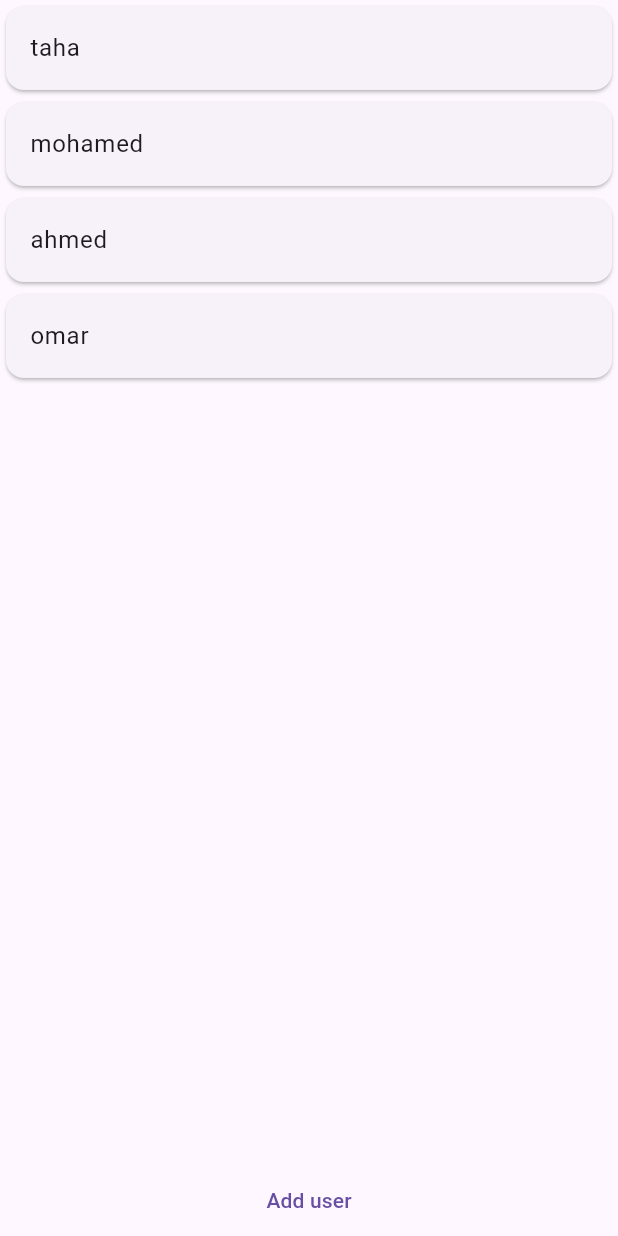
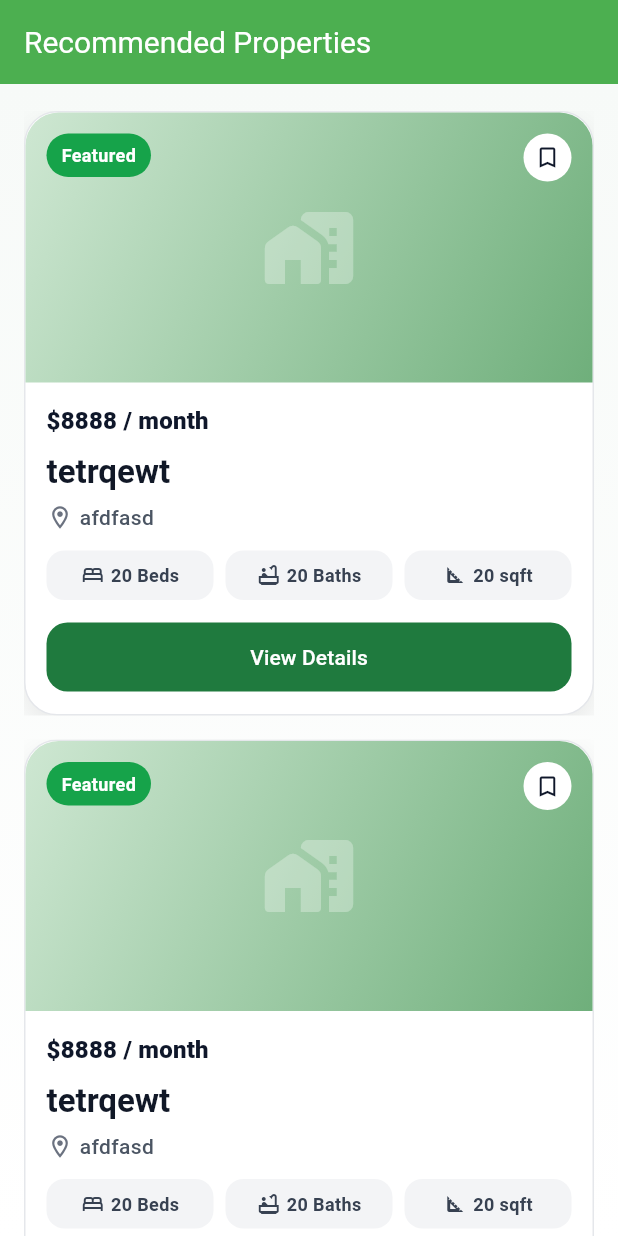
Before and after one commit to Amg2013/nti_repo, a Flutter app: the screen it shows after launch, on a phone screen of 412 x 824 dp. Run offline on Flutter 3.47's test engine with Material 3 defaults, Android fonts, the phone set to English and light mode, and no system bars; our stand-ins replace cloud_firestore, firebase_auth, firebase_core, flutter_bloc; accounts and stored records are empty.

Commit message:
befor-bloc

```diff
--- /dev/null
+++ b/lib/core/app_theme.dart
@@ -0,0 +1,22 @@
+import 'package:flutter/material.dart';
+
+class AppTheme {
+  ///
+  static ThemeData lightTheme = ThemeData(
+    primarySwatch: Colors.green,
+    scaffoldBackgroundColor: Colors.white,
+    appBarTheme: AppBarTheme(
+      backgroundColor: Colors.green,
+      titleTextStyle: TextStyle(color: Colors.white, fontSize: 20),
+    ),
+  );
+
+  static ThemeData darkTheme = ThemeData(
+    primarySwatch: Colors.green,
+    scaffoldBackgroundColor: Colors.black,
+    appBarTheme: AppBarTheme(
+      backgroundColor: Colors.green,
+      titleTextStyle: TextStyle(color: Colors.white, fontSize: 20),
+    ),
+  );
+}
--- /dev/null
+++ b/lib/core/theme_manger/theme_bloc.dart
@@ -0,0 +1,15 @@
+import 'package:flutter_bloc/flutter_bloc.dart';
+import 'package:nti_repo/core/theme_manger/theme_event.dart';
+import 'package:nti_repo/core/theme_manger/theme_states.dart';
+
+class ThemeManagerBloc extends Bloc<ThemeEvent, ThemeStates> {
+  ThemeManagerBloc() : super(LightModeState()) {
+    on<LightModeEvent>((event, emit) {
+
+
+      emit(LightModeState());
+    });
+  }
+
+
+}
--- /dev/null
+++ b/lib/core/theme_manger/theme_event.dart
@@ -0,0 +1,7 @@
+//
+
+sealed class ThemeEvent {}
+
+class LightModeEvent extends ThemeEvent {}
+
+class DarkModeEvent extends ThemeEvent {}
--- /dev/null
+++ b/lib/core/theme_manger/theme_states.dart
@@ -0,0 +1,5 @@
+sealed class ThemeStates {}
+
+class LightModeState extends ThemeStates {}
+
+class DarkModeState extends ThemeStates {}
--- a/lib/features/auth/ui/login_screen.dart
+++ b/lib/features/auth/ui/login_screen.dart
@@ -3,7 +3,7 @@ import 'package:flutter/material.dart';
 import 'package:nti_repo/features/auth/data/models/user_data_class.dart';
 import 'package:nti_repo/features/auth/data/services/firebase_auth_secives.dart';
 import 'package:nti_repo/features/home/ui/home_screen.dart';
-import 'package:nti_repo/features/orders/ui/all_orders_screen.dart';
+import 'package:nti_repo/features/recommended/ui/screens/recommednd_properites.dart';
 
 class LoginScreen extends StatefulWidget {
   const LoginScreen({super.key});
@@ -125,9 +125,9 @@ class _LoginScreenState extends State<LoginScreen> {
   }
 
   void _goToHomeScreen() {
-    Navigator.of(
-      context,
-    ).pushReplacement(MaterialPageRoute(builder: (_) => AllOrdersScreen()));
+    Navigator.of(context).pushReplacement(
+      MaterialPageRoute(builder: (_) => RecommedndProperites()),
+    );
   }
 
   ///
--- /dev/null
+++ b/lib/features/orders/data/firebase_fireftore_services.dart
@@ -0,0 +1,61 @@
+import 'package:cloud_firestore/cloud_firestore.dart';
+
+class FirebaseFirestoreServices {
+   static FirebaseFirestore firebaseFirestore = FirebaseFirestore.instance;
+
+  // create a collection reference
+  CollectionReference getCollectionReference(String collectionPath) {
+    return firebaseFirestore.collection(collectionPath);
+  }
+
+  static CollectionReference get clothes => firebaseFirestore.collection('clothes');
+
+  //
+  static CollectionReference<Map<String, dynamic>> get products =>
+      firebaseFirestore.collection('products');
+
+  ///
+  final user = FirebaseFirestore.instance.collection('users');
+
+  Future<void> addUser(String name, String email) {
+    return user.add({'name': name, 'email': email});
+  }
+
+  // create
+  static addDoc() async {
+    await clothes.add({
+      'brand': 'ZARA',
+      'type': 'Shirts',
+      'price': 1499,
+    });
+  }
+
+  static updateDocOrCreateIfNotExists(String docId) async {
+    await clothes.doc(docId).set({
+      'brand': 'SUTRA',
+      'type': 'Pants',
+      'price': 999,
+    });
+  }
+
+  // read
+  static readDoc(String docId) async {
+    final snapshot = await clothes.doc(docId).get();
+    if (snapshot.exists) {
+      return snapshot.data();
+    } else {
+      print('Document does not exist');
+      return null;
+    }
+  }
+  // update
+  static updateDoc(String docId) async {
+    await clothes.doc(docId).update({
+      'price': 1999,
+    });
+  }
+  // delete
+  static deleteDoc(String docId) async {
+    await clothes.doc(docId).delete();
+  }
+}
--- a/lib/firebase/firestore_service.dart
+++ b/lib/features/orders/data/stanerd_firestore_service.dart
@@ -1,6 +1,6 @@
 import 'package:cloud_firestore/cloud_firestore.dart';
 
-class FirestoreService {
+class StanderdFirestoreService {
   static final FirebaseFirestore _firestore = FirebaseFirestore.instance;
 
   /// CREATE - Add a new document to a collection
--- a/lib/features/orders/ui/all_orders_screen.dart
+++ /dev/null
@@ -1,54 +0,0 @@
-import 'package:flutter/material.dart';
-
-class AllOrdersScreen extends StatefulWidget {
-  int? x;
-
-  List<Widget> list = List.generate(100, (index) => Text('Order $index'));
-  AllOrdersScreen({super.key});
-
-  @override
-  State<AllOrdersScreen> createState() => _AllOrdersScreenState();
-}
-
-class _AllOrdersScreenState extends State<AllOrdersScreen> {
-  @override
-  void initState() {
-    super.initState();
-    Future.delayed(const Duration(seconds: 2)).then(
-      //
-      (value) => setState(() {
-        ///
-        widget.x = 100;
-      }),
-    );
-  }
-
-  final List users = ['taha', 'mohamed', 'ahmed', 'omar'];
-  @override
-  Widget build(BuildContext context) {
-    return Scaffold(
-      body: Stack(
-        children: [
-          Expanded(
-            child: ListView.builder(
-              itemCount: users.length,
-              itemBuilder: (_, i) {
-                return Card(child: ListTile(title: Text(users[i])));
-              },
-            ),
-          ),
-          Align(
-            alignment: Alignment.bottomCenter,
-            child: TextButton(
-              onPressed: () {
-                users.add('Kiro');
-                setState(() {});
-              },
-              child: Text('Add user'),
-            ),
-          ),
-        ],
-      ),
-    );
-  }
-}
--- /dev/null
+++ b/lib/features/recommended/data/models/properites_data_calss.dart
@@ -0,0 +1,40 @@
+import 'package:flutter/material.dart';
+import 'package:nti_repo/features/recommended/ui/widgets/properite_item.dart';
+
+class ProperitesDataCalss {
+  String title;
+  String location;
+  String? price;
+  int? beds;
+  int? baths;
+  int? area;
+  double? rating;
+
+  ProperitesDataCalss({
+    required this.title,
+    required this.location,
+    this.price,
+    this.beds,
+    this.baths,
+    this.area,
+    this.rating,
+  });
+
+  factory ProperitesDataCalss.fromMap(Map<String, dynamic> map) {
+    return ProperitesDataCalss(
+      title: map['title'],
+      location: map['location'],
+      price: map['price'],
+      beds: map['beds'],
+      baths: map['baths'],
+    );
+  }
+
+  factory ProperitesDataCalss.home() {
+    return ProperitesDataCalss(
+      title: 'Palm Residence Apartment',
+      location: 'Downtown, Cairo',
+      price: '1499',
+    );
+  }
+}
--- /dev/null
+++ b/lib/features/recommended/ui/screens/recommednd_properites.dart
@@ -0,0 +1,92 @@
+import 'package:flutter/material.dart';
+import 'package:nti_repo/features/recommended/data/models/properites_data_calss.dart';
+import 'package:nti_repo/features/recommended/ui/widgets/properite_item.dart';
+
+class RecommedndProperites extends StatefulWidget {
+  const RecommedndProperites({super.key});
+
+  @override
+  State<RecommedndProperites> createState() => _RecommedndProperitesState();
+}
+
+class _RecommedndProperitesState extends State<RecommedndProperites> {
+  final List<Map<String, dynamic>> _items = const [
+    {
+      'title': 'Palm Residence Apartment',
+      'location': 'Downtown, Cairo',
+      'price': 1499,
+      'beds': 3,
+      'baths': 2,
+      'area': 1450,
+      'featured': true,
+    },
+    {
+      'title': 'Garden View Loft',
+      'location': 'New Cairo, Fifth Settlement',
+      'price': 1190,
+      'beds': 2,
+      'baths': 2,
+      'area': 1020,
+      'featured': false,
+    },
+    {
+      'title': 'Sunset Family Villa',
+      'location': 'Sheikh Zayed, Giza',
+      'price': 2399,
+      'beds': 4,
+      'baths': 3,
+      'area': 2200,
+      'featured': true,
+    },
+  ];
+
+  @override
+  Widget build(BuildContext context) {
+    return Scaffold(
+      appBar: AppBar(
+        title: const Text('Recommended Properties'),
+        centerTitle: false,
+      ),
+      body: Container(
+        decoration: const BoxDecoration(
+          gradient: LinearGradient(
+            begin: Alignment.topCenter,
+            end: Alignment.bottomCenter,
+            colors: [Color(0xFFF7FAF8), Color(0xFFFFFFFF)],
+          ),
+        ),
+        child: ListView.builder(
+          padding: const EdgeInsets.symmetric(vertical: 10),
+          itemCount: 3,
+          itemBuilder: (context, index) {
+            // final item = _items[index];
+
+            var item = ProperitesDataCalss(
+              title: 'title',
+              location: 'location',
+              price: '1499',
+              beds: 3,
+              baths: 2,
+            );
+
+            ////
+
+            return ProperiteItemWidget(
+              isFeatured: true,
+              area: 20,
+              beds: 20,
+              baths: 20,
+              location: 'afdfasd',
+              title: 'tetrqewt',
+              price: 8888,
+              // isFeatured: item.featured,
+              onTap: () {
+                // Handle item tap
+              },
+            );
+          },
+        ),
+      ),
+    );
+  }
+}
--- /dev/null
+++ b/lib/features/recommended/ui/widgets/properite_item.dart
@@ -0,0 +1,262 @@
+import 'package:flutter/material.dart';
+
+class ProperiteItemWidget extends StatelessWidget {
+  const ProperiteItemWidget({
+    required this.title,
+    required this.location,
+    required this.price,
+    required this.beds,
+    required this.baths,
+    required this.area,
+    this.isFeatured = false,
+    this.onTap,
+    super.key,
+  });
+
+  final String title;
+  final String location;
+  final int price;
+  final int beds;
+  final int baths;
+  final int area;
+  final bool isFeatured;
+  final VoidCallback? onTap;
+
+  @override
+  Widget build(BuildContext context) {
+    final theme = Theme.of(context);
+
+    return Padding(
+      padding: const EdgeInsets.symmetric(horizontal: 16, vertical: 8),
+      child: Material(
+        color: Colors.transparent,
+        borderRadius: BorderRadius.circular(22),
+        child: InkWell(
+          onTap: onTap,
+          borderRadius: BorderRadius.circular(22),
+          child: Ink(
+            decoration: BoxDecoration(
+              color: Colors.white,
+              borderRadius: BorderRadius.circular(22),
+              border: Border.all(color: const Color(0xFFE5E7EB)),
+              boxShadow: const [
+                BoxShadow(
+                  color: Color(0x14000000),
+                  blurRadius: 16,
+                  offset: Offset(0, 8),
+                ),
+              ],
+            ),
+            child: Column(
+              crossAxisAlignment: CrossAxisAlignment.start,
+              children: [
+                Container(
+                  height: 180,
+                  decoration: const BoxDecoration(
+                    borderRadius: BorderRadius.vertical(
+                      top: Radius.circular(22),
+                    ),
+                    gradient: LinearGradient(
+                      begin: Alignment.topLeft,
+                      end: Alignment.bottomRight,
+                      colors: [Color(0xFFCEE7D2), Color(0xFF6FAF7B)],
+                    ),
+                  ),
+                  child: Stack(
+                    children: [
+                      Positioned(
+                        top: 14,
+                        left: 14,
+                        child: _Tag(
+                          text: isFeatured ? 'Featured' : 'Verified',
+                          backgroundColor:
+                              isFeatured
+                                  ? const Color(0xFF16A34A)
+                                  : const Color(0xFF2563EB),
+                        ),
+                      ),
+                      const Positioned(
+                        top: 14,
+                        right: 14,
+                        child: CircleAvatar(
+                          radius: 16,
+                          backgroundColor: Colors.white,
+                          child: Icon(
+                            Icons.bookmark_border,
+                            color: Color(0xFF0F172A),
+                            size: 18,
+                          ),
+                        ),
+                      ),
+                      const Center(
+                        child: Icon(
+                          Icons.home_work_rounded,
+                          size: 64,
+                          color: Color(0x4DFFFFFF),
+                        ),
+                      ),
+                    ],
+                  ),
+                ),
+                Padding(
+                  padding: const EdgeInsets.all(14),
+                  child: Column(
+                    crossAxisAlignment: CrossAxisAlignment.start,
+                    children: [
+                      Text(
+                        '\$$price / month',
+                        style: theme.textTheme.titleMedium?.copyWith(
+                          color: const Color(0xFF0F172A),
+                          fontWeight: FontWeight.w800,
+                        ),
+                      ),
+                      const SizedBox(height: 8),
+                      Text(
+                        title,
+                        style: theme.textTheme.titleLarge?.copyWith(
+                          color: const Color(0xFF111827),
+                          fontWeight: FontWeight.w700,
+                        ),
+                      ),
+                      const SizedBox(height: 6),
+                      Row(
+                        children: [
+                          const Icon(
+                            Icons.location_on_outlined,
+                            size: 18,
+                            color: Color(0xFF6B7280),
+                          ),
+                          const SizedBox(width: 4),
+                          Expanded(
+                            child: Text(
+                              location,
+                              style: theme.textTheme.bodyMedium?.copyWith(
+                                color: const Color(0xFF4B5563),
+                                fontWeight: FontWeight.w500,
+                              ),
+                              maxLines: 1,
+                              overflow: TextOverflow.ellipsis,
+                            ),
+                          ),
+                        ],
+                      ),
+                      const SizedBox(height: 12),
+                      Row(
+                        children: [
+                          Expanded(
+                            child: _InfoPill(
+                              icon: Icons.bed_outlined,
+                              value: '$beds Beds',
+                            ),
+                          ),
+                          const SizedBox(width: 8),
+                          Expanded(
+                            child: _InfoPill(
+                              icon: Icons.bathtub_outlined,
+                              value: '$baths Baths',
+                            ),
+                          ),
+                          const SizedBox(width: 8),
+                          Expanded(
+                            child: _InfoPill(
+                              icon: Icons.square_foot_outlined,
+                              value: '$area sqft',
+                            ),
+                          ),
+                        ],
+                      ),
+                      const SizedBox(height: 14),
+                      SizedBox(
+                        width: double.infinity,
+                        child: ElevatedButton(
+                          onPressed: onTap,
+                          style: ElevatedButton.styleFrom(
+                            backgroundColor: const Color(0xFF1F7A3E),
+                            foregroundColor: Colors.white,
+                            elevation: 0,
+                            padding: const EdgeInsets.symmetric(vertical: 13),
+                            shape: RoundedRectangleBorder(
+                              borderRadius: BorderRadius.circular(14),
+                            ),
+                          ),
+                          child: const Text('View Details'),
+                        ),
+                      ),
+                    ],
+                  ),
+                ),
+              ],
+            ),
+          ),
+        ),
+      ),
+    );
+  }
+}
+
+class _Tag extends StatelessWidget {
+  const _Tag({required this.text, required this.backgroundColor});
+
+  final String text;
+  final Color backgroundColor;
+
+  @override
+  Widget build(BuildContext context) {
+    return DecoratedBox(
+      decoration: BoxDecoration(
+        color: backgroundColor,
+        borderRadius: BorderRadius.circular(20),
+      ),
+      child: Padding(
+        padding: const EdgeInsets.symmetric(horizontal: 10, vertical: 6),
+        child: Text(
+          text,
+          style: const TextStyle(
+            color: Colors.white,
+            fontSize: 12,
+            fontWeight: FontWeight.w700,
+          ),
+        ),
+      ),
+    );
+  }
+}
+
+class _InfoPill extends StatelessWidget {
+  const _InfoPill({required this.icon, required this.value});
+
+  final IconData icon;
+  final String value;
+
+  @override
+  Widget build(BuildContext context) {
+    return DecoratedBox(
+      decoration: BoxDecoration(
+        color: const Color(0xFFF3F4F6),
+        borderRadius: BorderRadius.circular(12),
+      ),
+      child: Padding(
+        padding: const EdgeInsets.symmetric(horizontal: 8, vertical: 8),
+        child: Row(
+          mainAxisAlignment: MainAxisAlignment.center,
+          children: [
+            Icon(icon, size: 16, color: const Color(0xFF374151)),
+            const SizedBox(width: 4),
+            Flexible(
+              child: Text(
+                value,
+                maxLines: 1,
+                overflow: TextOverflow.ellipsis,
+                style: const TextStyle(
+                  color: Color(0xFF374151),
+                  fontSize: 12,
+                  fontWeight: FontWeight.w600,
+                ),
+              ),
+            ),
+          ],
+        ),
+      ),
+    );
+  }
+}
--- a/lib/firebase/firebase_fireftore_services.dart
+++ /dev/null
@@ -1,28 +0,0 @@
-import 'package:cloud_firestore/cloud_firestore.dart';
-
-class FirebaseFirestoreServices {
-  FirebaseFirestore _firebaseFirestore = FirebaseFirestore.instance;
-
-  // create a collection reference
-  CollectionReference getCollectionReference(String collectionPath) {
-    return _firebaseFirestore.collection(collectionPath);
-  }
-
-  CollectionReference get colthes => _firebaseFirestore.collection('clothes');
-
-  //
-  CollectionReference<Map<String, dynamic>> get products =>
-      _firebaseFirestore.collection('products');
-
-  ///
-  final user = FirebaseFirestore.instance.collection('users');
-
-  Future<void> addUser(String name, String email) {
-    return user.add({'name': name, 'email': email});
-  }
-
-  // create
-  // read
-  // update
-  // delete
-}
--- a/lib/main.dart
+++ b/lib/main.dart
@@ -1,7 +1,8 @@
 import 'package:firebase_core/firebase_core.dart';
 import 'package:flutter/material.dart';
+import 'package:nti_repo/core/app_theme.dart';
 import 'package:nti_repo/features/auth/ui/login_screen.dart';
-import 'package:nti_repo/features/orders/ui/all_orders_screen.dart';
+import 'package:nti_repo/features/recommended/ui/screens/recommednd_properites.dart';
 import 'package:nti_repo/firebase_options.dart';
 
 void main() async {
@@ -19,6 +20,15 @@ class MyApp extends StatelessWidget {
   Widget build(BuildContext context) {
     //
     //
-    return MaterialApp(home: AllOrdersScreen());
+    return MaterialApp(
+      home: RecommedndProperites(),
+
+      //
+      //  themeMode: switchTheme(),
+      theme: AppTheme.lightTheme,
+
+      // dark
+      darkTheme: AppTheme.lightTheme,
+    );
   }
 }
--- a/pubspec.yaml
+++ b/pubspec.yaml
@@ -33,6 +33,7 @@ dependencies:
   provider: ^6.1.5+1
   flutter:
     sdk: flutter
+  flutter_bloc: ^9.1.1
 
 dev_dependencies:
   flutter_lints: ^5.0.0
```
Also changed, not shown: pubspec.lock.
